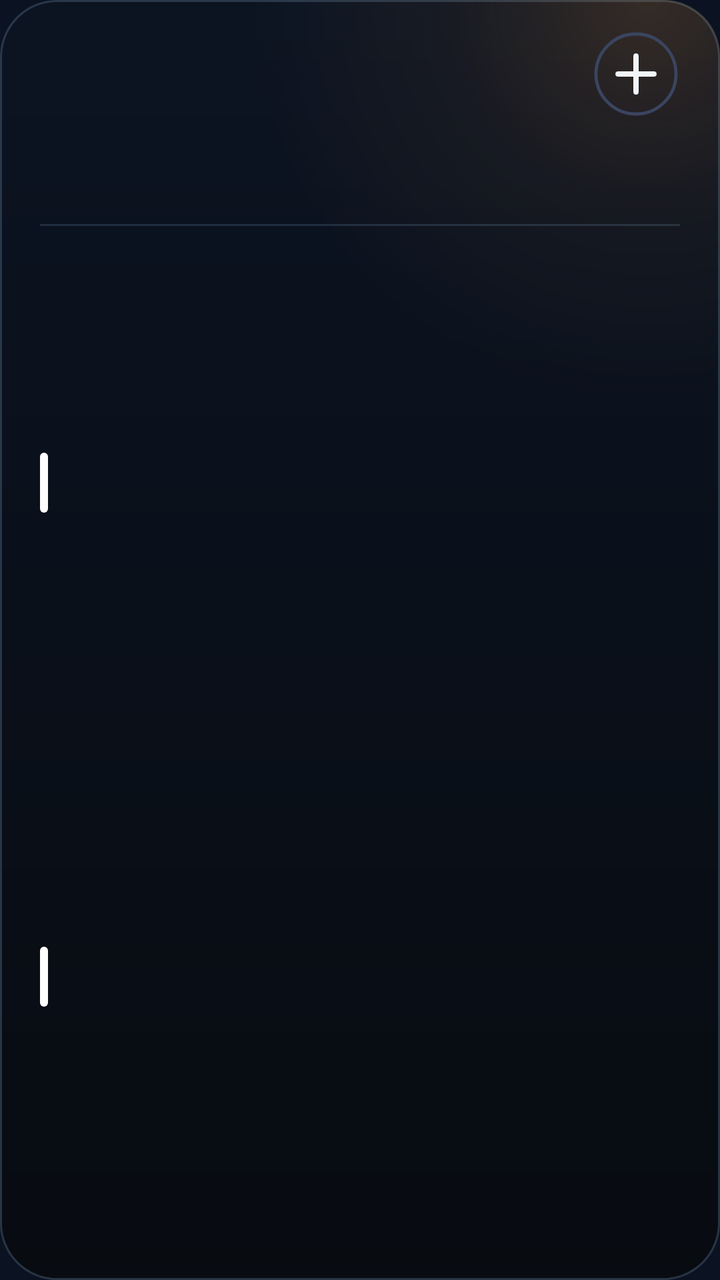
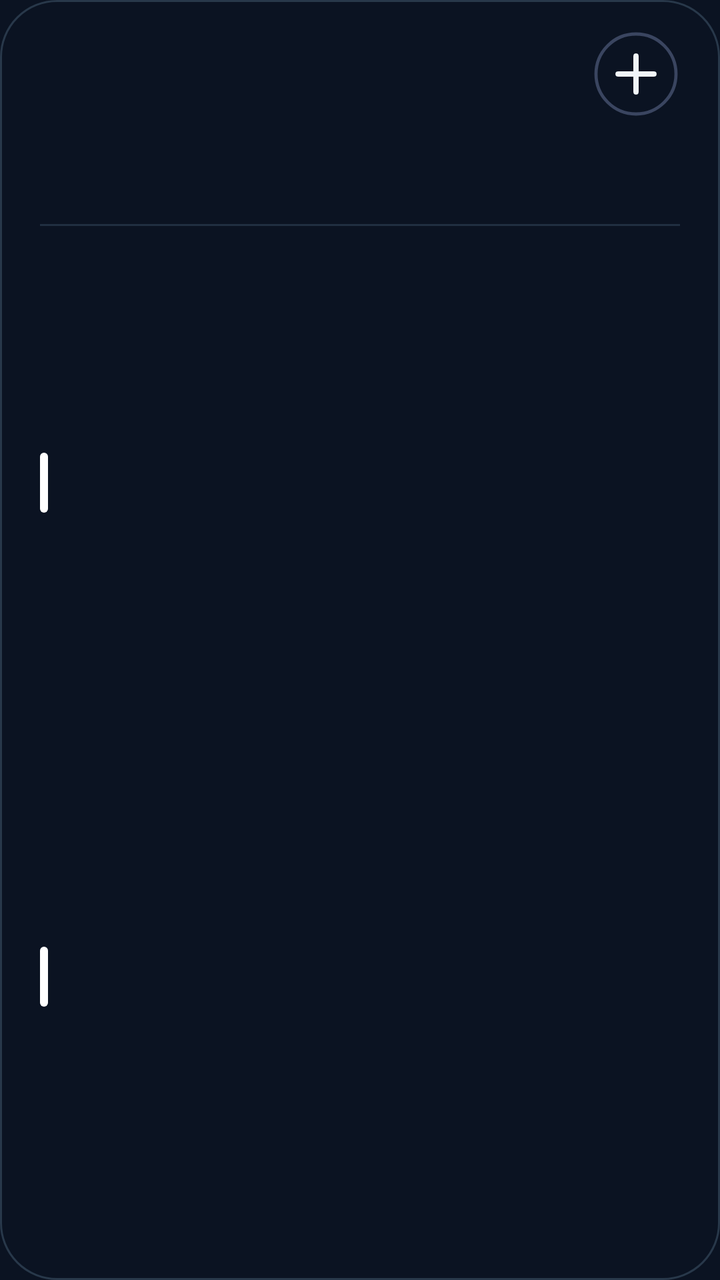

Screens rendered from an Android XML layout before and after an edit, with the pre-edit source and the edit as a unified diff.
<!-- AndroidManifest.xml: application theme AppTheme -->
<!-- res/layout/cal_k2.xml -->
<?xml version="1.0" encoding="utf-8"?>
<FrameLayout xmlns:android="http://schemas.android.com/apk/res/android"
    android:id="@+id/root"
    android:layout_width="match_parent"
    android:layout_height="match_parent"
    android:padding="0dp">

    <LinearLayout
        android:id="@+id/panel"
        android:layout_width="match_parent"
        android:layout_height="match_parent"
        android:background="@drawable/cal_panel"
        android:orientation="vertical"
        android:paddingStart="20dp"
        android:paddingTop="13dp"
        android:paddingEnd="20dp"
        android:paddingBottom="14dp">

        
        <LinearLayout
            android:layout_width="match_parent"
            android:layout_height="48dp"
            android:gravity="center_vertical"
            android:orientation="horizontal">
        <ImageView
            android:id="@+id/cal_day"
            android:layout_width="wrap_content"
            android:layout_height="47dp"
            android:adjustViewBounds="true"
            android:scaleType="fitStart" />

            <LinearLayout
                android:layout_width="0dp"
                android:layout_height="wrap_content"
                android:layout_marginStart="12dp"
                android:layout_weight="1"
                android:orientation="vertical">
                <ImageView
                    android:id="@+id/cal_month"
                    android:layout_width="match_parent"
                    android:layout_height="23dp"
                    android:adjustViewBounds="true"
                    android:scaleType="fitStart" />
                <ImageView
                    android:id="@+id/cal_sub"
                    android:layout_width="match_parent"
                    android:layout_height="16dp"
                    android:adjustViewBounds="true"
                    android:layout_marginTop="2dp"
                    android:scaleType="fitStart" />
            </LinearLayout>

            <ImageView
                android:id="@+id/btn_add"
                android:layout_width="44dp"
                android:layout_height="44dp"
                android:contentDescription="New event"
                android:src="@drawable/ic_cal_add" />
        </LinearLayout>

        
        <LinearLayout
            android:layout_width="match_parent"
            android:layout_height="44dp"
            android:layout_marginTop="2dp"
            android:orientation="horizontal">
            <LinearLayout
                android:layout_width="0dp"
                android:layout_height="match_parent"
                android:layout_weight="1"
                android:gravity="center_horizontal"
                android:orientation="vertical">
                <ImageView
                    android:id="@+id/wk_label_0"
                    android:layout_width="wrap_content"
                    android:layout_height="14dp"
                    android:adjustViewBounds="true"
                    android:scaleType="fitCenter" />
                <ImageView
                    android:id="@+id/wk_num_0"
                    android:layout_width="26dp"
                    android:layout_height="26dp"
                    android:adjustViewBounds="true"
                    android:layout_marginTop="3dp"
                    android:scaleType="fitCenter" />
            </LinearLayout>
            <LinearLayout
                android:layout_width="0dp"
                android:layout_height="match_parent"
                android:layout_weight="1"
                android:gravity="center_horizontal"
                android:orientation="vertical">
                <ImageView
                    android:id="@+id/wk_label_1"
                    android:layout_width="wrap_content"
                    android:layout_height="14dp"
                    android:adjustViewBounds="true"
                    android:scaleType="fitCenter" />
                <ImageView
                    android:id="@+id/wk_num_1"
                    android:layout_width="26dp"
                    android:layout_height="26dp"
                    android:adjustViewBounds="true"
                    android:layout_marginTop="3dp"
                    android:scaleType="fitCenter" />
            </LinearLayout>
            <LinearLayout
                android:layout_width="0dp"
                android:layout_height="match_parent"
                android:layout_weight="1"
                android:gravity="center_horizontal"
                android:orientation="vertical">
                <ImageView
                    android:id="@+id/wk_label_2"
                    android:layout_width="wrap_content"
                    android:layout_height="14dp"
                    android:adjustViewBounds="true"
                    android:scaleType="fitCenter" />
                <ImageView
                    android:id="@+id/wk_num_2"
                    android:layout_width="26dp"
                    android:layout_height="26dp"
                    android:adjustViewBounds="true"
                    android:layout_marginTop="3dp"
                    android:scaleType="fitCenter" />
            </LinearLayout>
            <LinearLayout
                android:layout_width="0dp"
                android:layout_height="match_parent"
                android:layout_weight="1"
                android:gravity="center_horizontal"
                android:orientation="vertical">
                <ImageView
                    android:id="@+id/wk_label_3"
                    android:layout_width="wrap_content"
                    android:layout_height="14dp"
                    android:adjustViewBounds="true"
                    android:scaleType="fitCenter" />
                <ImageView
                    android:id="@+id/wk_num_3"
                    android:layout_width="26dp"
                    android:layout_height="26dp"
                    android:adjustViewBounds="true"
                    android:layout_marginTop="3dp"
                    android:scaleType="fitCenter" />
            </LinearLayout>
            <LinearLayout
                android:layout_width="0dp"
                android:layout_height="match_parent"
                android:layout_weight="1"
                android:gravity="center_horizontal"
                android:orientation="vertical">
                <ImageView
                    android:id="@+id/wk_label_4"
                    android:layout_width="wrap_content"
                    android:layout_height="14dp"
                    android:adjustViewBounds="true"
                    android:scaleType="fitCenter" />
                <ImageView
                    android:id="@+id/wk_num_4"
                    android:layout_width="26dp"
                    android:layout_height="26dp"
                    android:adjustViewBounds="true"
                    android:layout_marginTop="3dp"
                    android:scaleType="fitCenter" />
            </LinearLayout>
            <LinearLayout
                android:layout_width="0dp"
                android:layout_height="match_parent"
                android:layout_weight="1"
                android:gravity="center_horizontal"
                android:orientation="vertical">
                <ImageView
                    android:id="@+id/wk_label_5"
                    android:layout_width="wrap_content"
                    android:layout_height="14dp"
                    android:adjustViewBounds="true"
                    android:scaleType="fitCenter" />
                <ImageView
                    android:id="@+id/wk_num_5"
                    android:layout_width="26dp"
                    android:layout_height="26dp"
                    android:adjustViewBounds="true"
                    android:layout_marginTop="3dp"
                    android:scaleType="fitCenter" />
            </LinearLayout>
            <LinearLayout
                android:layout_width="0dp"
                android:layout_height="match_parent"
                android:layout_weight="1"
                android:gravity="center_horizontal"
                android:orientation="vertical">
                <ImageView
                    android:id="@+id/wk_label_6"
                    android:layout_width="wrap_content"
                    android:layout_height="14dp"
                    android:adjustViewBounds="true"
                    android:scaleType="fitCenter" />
                <ImageView
                    android:id="@+id/wk_num_6"
                    android:layout_width="26dp"
                    android:layout_height="26dp"
                    android:adjustViewBounds="true"
                    android:layout_marginTop="3dp"
                    android:scaleType="fitCenter" />
            </LinearLayout>
        </LinearLayout>

        <ImageView
            android:layout_width="match_parent"
            android:layout_height="1dp"
            android:layout_marginTop="5dp"
            android:layout_marginBottom="5dp"
            android:scaleType="fitXY"
            android:src="@drawable/cal_divider" />

        
        <LinearLayout
            android:layout_width="match_parent"
            android:layout_height="0dp"
            android:layout_weight="1"
            android:orientation="vertical">
        <LinearLayout
            android:id="@+id/cal_row_0"
            android:layout_width="match_parent"
            android:layout_height="0dp"
            android:layout_weight="1"
            android:gravity="center_vertical"
            android:orientation="horizontal">

            <ImageView
                android:id="@+id/cal_bar_0"
                android:layout_width="4dp"
                android:layout_height="30dp"
                android:layout_marginEnd="11dp"
                android:scaleType="fitXY"
                android:src="@drawable/cal_bar" />

            <LinearLayout
                android:layout_width="0dp"
                android:layout_height="wrap_content"
                android:layout_weight="1"
                android:orientation="vertical">

                <LinearLayout
                    android:layout_width="match_parent"
                    android:layout_height="wrap_content"
                    android:orientation="horizontal">
                    <ImageView
                        android:id="@+id/cal_time_0"
                        android:layout_width="wrap_content"
                        android:layout_height="16dp"
                        android:adjustViewBounds="true"
                        android:scaleType="fitStart" />
                    <ImageView
                        android:id="@+id/cal_hint_0"
                        android:layout_width="wrap_content"
                        android:layout_height="16dp"
                        android:adjustViewBounds="true"
                        android:layout_marginStart="9dp"
                        android:scaleType="fitStart" />
                </LinearLayout>
                <ImageView
                    android:id="@+id/cal_title_0"
                    android:layout_width="match_parent"
                    android:layout_height="22dp"
                    android:adjustViewBounds="true"
                    android:layout_marginTop="1dp"
                    android:scaleType="fitStart" />
            </LinearLayout>
        </LinearLayout>
        <LinearLayout
            android:id="@+id/cal_row_1"
            android:layout_width="match_parent"
            android:layout_height="0dp"
            android:layout_weight="1"
            android:gravity="center_vertical"
            android:orientation="horizontal">

            <ImageView
                android:id="@+id/cal_bar_1"
                android:layout_width="4dp"
                android:layout_height="30dp"
                android:layout_marginEnd="11dp"
                android:scaleType="fitXY"
                android:src="@drawable/cal_bar" />

            <LinearLayout
                android:layout_width="0dp"
                android:layout_height="wrap_content"
                android:layout_weight="1"
                android:orientation="vertical">

                <LinearLayout
                    android:layout_width="match_parent"
                    android:layout_height="wrap_content"
                    android:orientation="horizontal">
                    <ImageView
                        android:id="@+id/cal_time_1"
                        android:layout_width="wrap_content"
                        android:layout_height="16dp"
                        android:adjustViewBounds="true"
                        android:scaleType="fitStart" />
                    <ImageView
                        android:id="@+id/cal_hint_1"
                        android:layout_width="wrap_content"
                        android:layout_height="16dp"
                        android:adjustViewBounds="true"
                        android:layout_marginStart="9dp"
                        android:scaleType="fitStart" />
                </LinearLayout>
                <ImageView
                    android:id="@+id/cal_title_1"
                    android:layout_width="match_parent"
                    android:layout_height="22dp"
                    android:adjustViewBounds="true"
                    android:layout_marginTop="1dp"
                    android:scaleType="fitStart" />
            </LinearLayout>
        </LinearLayout>
        </LinearLayout>
        <ImageView
            android:id="@+id/cal_more"
            android:layout_width="match_parent"
            android:layout_height="14dp"
            android:adjustViewBounds="true"
            android:scaleType="fitEnd" />
    </LinearLayout>
</FrameLayout>
<!-- resources referenced by this layout -->
<resources>
  <!-- drawable cal_bar (drawable) -->
  <?xml version="1.0" encoding="utf-8"?>
  <shape xmlns:android="http://schemas.android.com/apk/res/android" android:shape="rectangle">
      <solid android:color="#FFFFFFFF" />
      <corners android:radius="2dp" />
  </shape>
  <!-- drawable cal_divider (drawable) -->
  <?xml version="1.0" encoding="utf-8"?>
  <shape xmlns:android="http://schemas.android.com/apk/res/android" android:shape="rectangle">
      <solid android:color="#24AADCFF" />
  </shape>
  <!-- drawable cal_panel (drawable) -->
  <?xml version="1.0" encoding="utf-8"?>
  <layer-list xmlns:android="http://schemas.android.com/apk/res/android">
      <item>
          <shape android:shape="rectangle">
              <gradient android:angle="270" android:startColor="#F00C1322" android:endColor="#F0070A10" />
              <stroke android:width="1dp" android:color="#2EAADCFF" />
              <corners android:radius="@dimen/widget_radius" />
          </shape>
      </item>
      <item>
          <shape android:shape="rectangle">
              <gradient android:type="radial" android:centerX="0.9" android:centerY="0.0" android:gradientRadius="200dp"
                  android:startColor="#2EEB9438" android:centerColor="#0DEB9438" android:endColor="#00EB9438" />
              <corners android:radius="@dimen/widget_radius" />
          </shape>
      </item>
  </layer-list>
  <!-- drawable ic_cal_add (drawable) -->
  <?xml version="1.0" encoding="utf-8"?>
  <vector xmlns:android="http://schemas.android.com/apk/res/android"
      android:width="44dp"
      android:height="44dp"
      android:viewportWidth="44"
      android:viewportHeight="44">
      <path
          android:pathData="M22,22m-20,0a20,20 0,1 1,40 0a20,20 0,1 1,-40 0"
          android:strokeColor="#FF3A4560"
          android:strokeWidth="1.6" />
      <path
          android:pathData="M13,22L31,22M22,13L22,31"
          android:strokeColor="#FFF1F5F9"
          android:strokeLineCap="round"
          android:strokeWidth="2.6" />
  </vector>
  <style name="AppTheme" parent="@android:style/Theme.DeviceDefault.NoActionBar">
          <item name="android:colorAccent">#DF8B35</item>
          <item name="android:colorControlActivated">#DF8B35</item>
          <item name="android:windowBackground">#0B1322</item>
          <item name="android:statusBarColor">#0E111A</item>
          <item name="android:navigationBarColor">#0B1322</item>
          <item name="android:textColorHint">#718096</item>
      </style>
  <dimen name="widget_radius">28dp</dimen>
</resources>

<!-- the commit's change to res/layout/cal_k2.xml (unified diff, before → after) -->
@@ -1,10 +1,17 @@
 <?xml version="1.0" encoding="utf-8"?>
-<FrameLayout xmlns:android="http://schemas.android.com/apk/res/android"
+<FrameLayout
+    xmlns:android="http://schemas.android.com/apk/res/android"
     android:id="@+id/root"
     android:layout_width="match_parent"
     android:layout_height="match_parent"
     android:padding="0dp">
 
+    <ImageView
+        android:id="@+id/cal_bg"
+        android:layout_width="match_parent"
+        android:layout_height="match_parent"
+        android:importantForAccessibility="no"
+        android:scaleType="fitXY" />
     <LinearLayout
         android:id="@+id/panel"
         android:layout_width="match_parent"
<!-- resource entries referenced after the edit -->
@@ -13,22 +13,11 @@
   </shape>
   <!-- drawable cal_panel (drawable) -->
   <?xml version="1.0" encoding="utf-8"?>
-  <layer-list xmlns:android="http://schemas.android.com/apk/res/android">
-      <item>
-          <shape android:shape="rectangle">
-              <gradient android:angle="270" android:startColor="#F00C1322" android:endColor="#F0070A10" />
-              <stroke android:width="1dp" android:color="#2EAADCFF" />
-              <corners android:radius="@dimen/widget_radius" />
-          </shape>
-      </item>
-      <item>
-          <shape android:shape="rectangle">
-              <gradient android:type="radial" android:centerX="0.9" android:centerY="0.0" android:gradientRadius="200dp"
-                  android:startColor="#2EEB9438" android:centerColor="#0DEB9438" android:endColor="#00EB9438" />
-              <corners android:radius="@dimen/widget_radius" />
-          </shape>
-      </item>
-  </layer-list>
+  <shape xmlns:android="http://schemas.android.com/apk/res/android" android:shape="rectangle">
+      <solid android:color="#00000000" />
+      <stroke android:width="1dp" android:color="#2EAADCFF" />
+      <corners android:radius="@dimen/widget_radius" />
+  </shape>
   <!-- drawable ic_cal_add (drawable) -->
   <?xml version="1.0" encoding="utf-8"?>
   <vector xmlns:android="http://schemas.android.com/apk/res/android"
